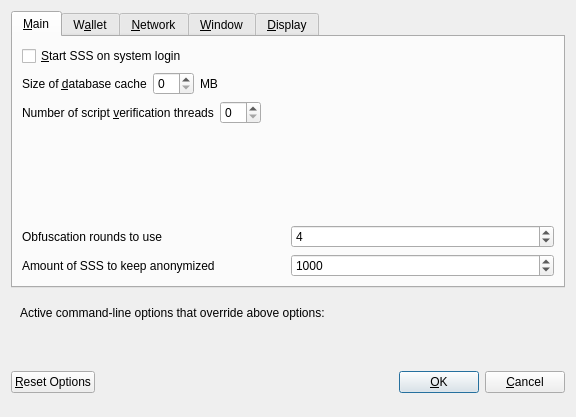
Qt form src/qt/forms/optionsdialog.ui (1776Token/1776) before a commit.
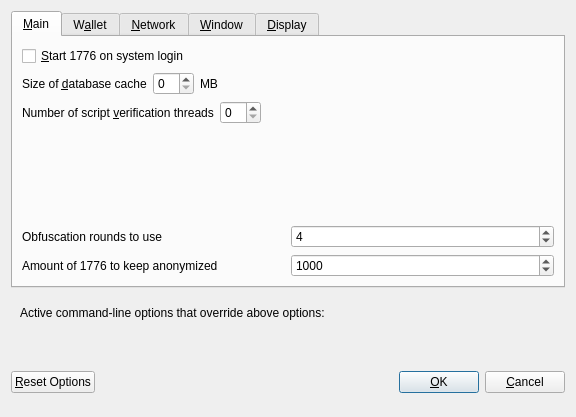
The same form after that commit. Custom widgets are drawn as their Qt base class.

```diff
--- a/src/qt/forms/optionsdialog.ui
+++ b/src/qt/forms/optionsdialog.ui
@@ -33,7 +33,7 @@
           <string>Automatically start SSS after logging in to the system.</string>
          </property>
          <property name="text">
-          <string>&amp;Start SSS on system login</string>
+          <string>&amp;Start 1776 on system login</string>
          </property>
         </widget>
        </item>
@@ -177,7 +177,7 @@
             <string notr="true"/>
            </property>
            <property name="text">
-            <string>Amount of SSS to keep anonymized</string>
+            <string>Amount of 1776 to keep anonymized</string>
            </property>
           </widget>
          </item>
```
Left out of the diff: 12 changed lines with no effect on the pictures.
